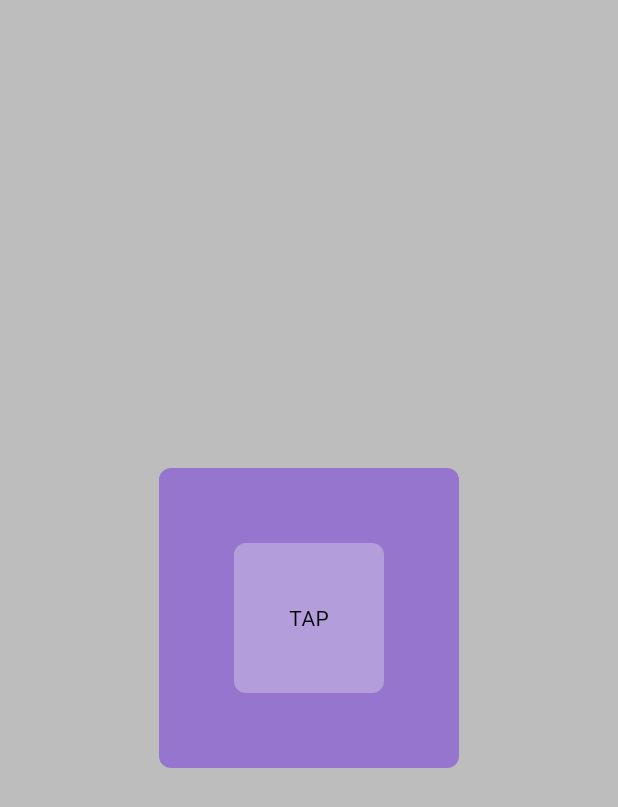
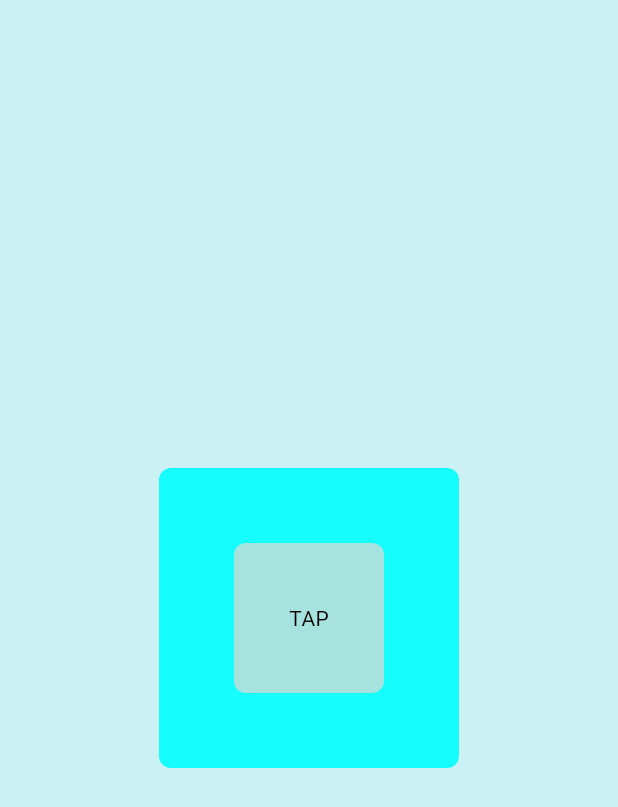
Before and after one commit to Srinivasan8888/level_measurements, a Flutter app: the NavigationBar screen opened directly, item 4 of the bottom bar chosen, after a tap on "Test Page", on a phone screen of 412 x 824 dp. Shown: the top 807 px of the screen. Run offline on Flutter 3.47's test engine with Material 3 defaults, Android fonts, the phone set to English and light mode, and no system bars; our stand-ins replace getwidget, go_router, google_nav_bar, shared_preferences; accounts and stored records are empty.

Commit message:
added darkmode feature and fixed the bug that darkmode is not staying on.

```diff
--- a/lib/router/navigation_bar.dart
+++ b/lib/router/navigation_bar.dart
@@ -26,14 +26,14 @@ class NavigationBarState extends State<NavigationBar> {
     return Scaffold(
       body: _pages[_selectedIndex],
       bottomNavigationBar: Container(
-        color: Colors.black,
+        color: Theme.of(context).colorScheme.tertiary,
         child: Padding(
           padding: const EdgeInsets.symmetric(horizontal: 15.0, vertical: 20),
           child: GNav(
-            backgroundColor: Colors.black,
+            // backgroundColor: Theme.of(context).colorScheme.primary,
             color: Colors.white,
             activeColor: Colors.white,
-            tabBackgroundColor: Colors.grey,
+            tabBackgroundColor: Theme.of(context).colorScheme.secondary,
             tabBorderRadius: 100,
             gap: 8,
             haptic: true,
--- a/lib/screens/settings.dart
+++ b/lib/screens/settings.dart
@@ -2,6 +2,8 @@ import 'package:flutter/material.dart';
 import 'package:getwidget/components/toggle/gf_toggle.dart';
 import 'package:getwidget/types/gf_toggle_type.dart';
 import 'package:level/screens/test.dart';
+import 'package:level/theme/theme_provider.dart';
+import 'package:provider/provider.dart';
 
 class Settings extends StatefulWidget {
   const Settings({super.key});
@@ -18,15 +20,34 @@ class _SettingsState extends State<Settings> {
           automaticallyImplyLeading: false,
           title: const Text('Settings'),
         ),
+        endDrawer: Drawer(
+          child: ListView(
+            children: [
+              ListTile(
+                title: const Text("DarkMode"),
+                trailing: GFToggle(
+                  onChanged: (val) {
+                    Provider.of<ThemeProvider>(context, listen: false)
+                        .toggleTheme();
+                  },
+                  value: false,
+                  type: GFToggleType.ios,
+                ),
+              ),
+              ListTile(
+                title: const Text("Logout"),
+                trailing: const Icon(Icons.logout),
+                onTap: () {
+                  print("logout pressed");
+                },
+              ),
+            ],
+          ),
+        ),
         body: Center(
           child: Column(
             mainAxisSize: MainAxisSize.min,
             children: <Widget>[
-              GFToggle(
-                onChanged: (val) {},
-                value: true,
-                type: GFToggleType.ios,
-              ),
               ElevatedButton(
                 child: const Text("Test Page"),
                 onPressed: () {
--- a/lib/screens/test.dart
+++ b/lib/screens/test.dart
@@ -1,6 +1,8 @@
 import 'package:flutter/material.dart';
 import 'package:level/components/box.dart';
 import 'package:level/components/button.dart';
+import 'package:level/theme/theme_provider.dart';
+import 'package:provider/provider.dart';
 
 class Test extends StatefulWidget {
   const Test({super.key});
@@ -16,8 +18,13 @@ class _TestState extends State<Test> {
       backgroundColor: Theme.of(context).colorScheme.background,
       body: Center(
         child: MyBox(
-          color: Colors.deepPurple[300],
-          child: MyButton(color: Colors.deepPurple[200], onTap: () {}),
+          color: Theme.of(context).colorScheme.primary,
+          child: MyButton(
+              color: Theme.of(context).colorScheme.secondary,
+              onTap: () {
+                Provider.of<ThemeProvider>(context, listen: false)
+                    .toggleTheme();
+              }),
         ),
       ),
     );
--- a/lib/theme/theme.dart
+++ b/lib/theme/theme.dart
@@ -1,13 +1,52 @@
+// import 'package:flutter/material.dart';
+//
+// ThemeData lightMode = ThemeData(
+//     colorScheme: ColorScheme.light(
+//         brightness: Brightness.light,
+//         background: Colors.grey.shade400,
+//         primary: Colors.grey.shade300,
+//         secondary: Colors.grey.shade200));
+//
+// ThemeData darkMode = ThemeData(
+//     colorScheme: ColorScheme.dark(
+//         brightness: Brightness.dark,
+//         background: Colors.grey.shade900,
+//         primary: Colors.grey.shade800,
+//         secondary: Colors.grey.shade700));
+
 import 'package:flutter/material.dart';
 
+// ThemeData lightMode = ThemeData(
+//     colorScheme: ColorScheme.light(
+//         brightness: Brightness.light,
+//         background: Colors.cyan.shade50,
+//         primary: Colors.lightBlue.shade100,
+//         secondary: Colors.lightBlue.shade200,
+//         tertiary: Colors.blue.shade300));
+//
+// ThemeData darkMode = ThemeData(
+//     colorScheme: ColorScheme.dark(
+//         brightness: Brightness.dark,
+//         background: Colors.grey.shade800,
+//         primary: Colors.grey.shade600,
+//         secondary: Colors.grey.shade700,
+//         tertiary: Colors.grey.shade500));
+
 ThemeData lightMode = ThemeData(
-    colorScheme: ColorScheme.light(
-  brightness: Brightness.light,
-  background: Colors.grey.shade400,
-));
+  colorScheme: const ColorScheme.light(
+    brightness: Brightness.light,
+    background: Color.fromRGBO(203, 241, 245, 1.0),
+    primary: Color.fromRGBO(277, 253, 253, 1.0),
+    secondary: Color.fromRGBO(166, 227, 223, 1.0),
+    tertiary: Color.fromRGBO(113, 201, 206, 1.0),
+  ),
+);
 
 ThemeData darkMode = ThemeData(
-    colorScheme: ColorScheme.dark(
+    colorScheme: const ColorScheme.dark(
   brightness: Brightness.dark,
-  background: Colors.grey.shade900,
+  background: Color.fromRGBO(34, 40, 49, 1.0),
+  primary: Color.fromRGBO(57, 62, 70, 1.0),
+  secondary: Color.fromRGBO(0, 173, 181, 1.0),
+  tertiary: Color.fromRGBO(238, 238, 238, 1.0),
 ));
--- a/pubspec.yaml
+++ b/pubspec.yaml
@@ -39,7 +39,9 @@ dependencies:
   go_router: ^13.2.4
   sliding_clipped_nav_bar: ^3.1.1
   getwidget: ^4.0.0
-
+  dropdown_button2: ^2.3.9
+  shared_preferences: ^2.2.3
+  provider:
 
 
 dev_dependencies:
```
Also changed, not shown: lib/main.dart (+5 -4 lines), lib/theme/theme_provider.dart (added, +39 -0 lines), pubspec.lock, 1 other file.
